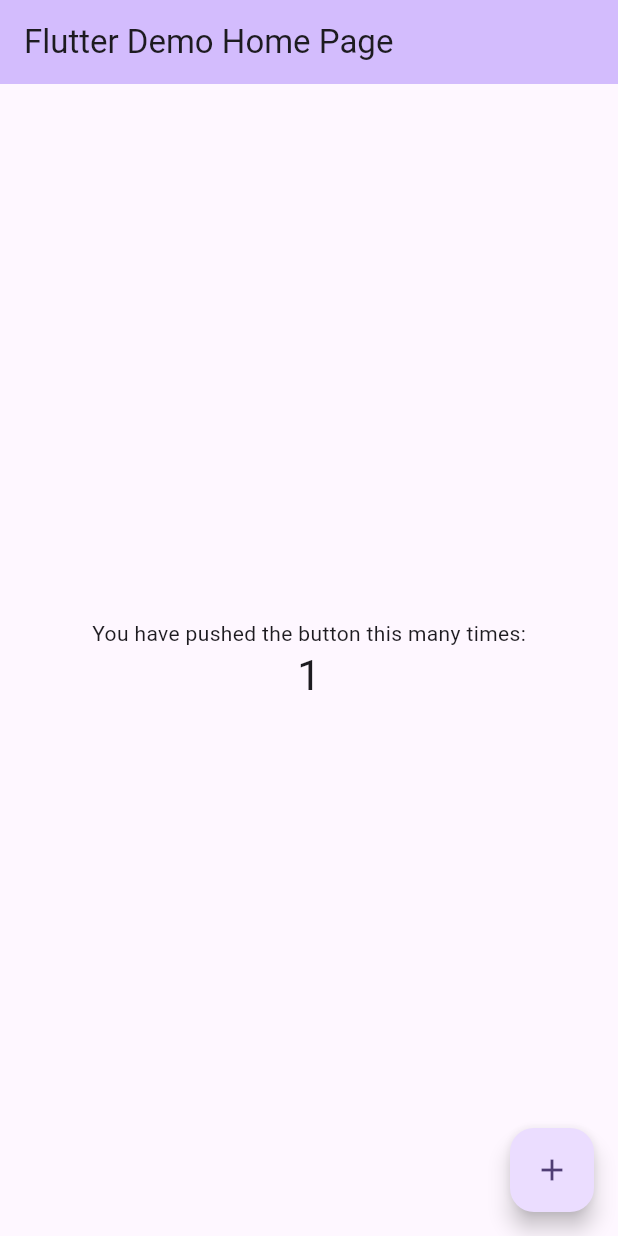
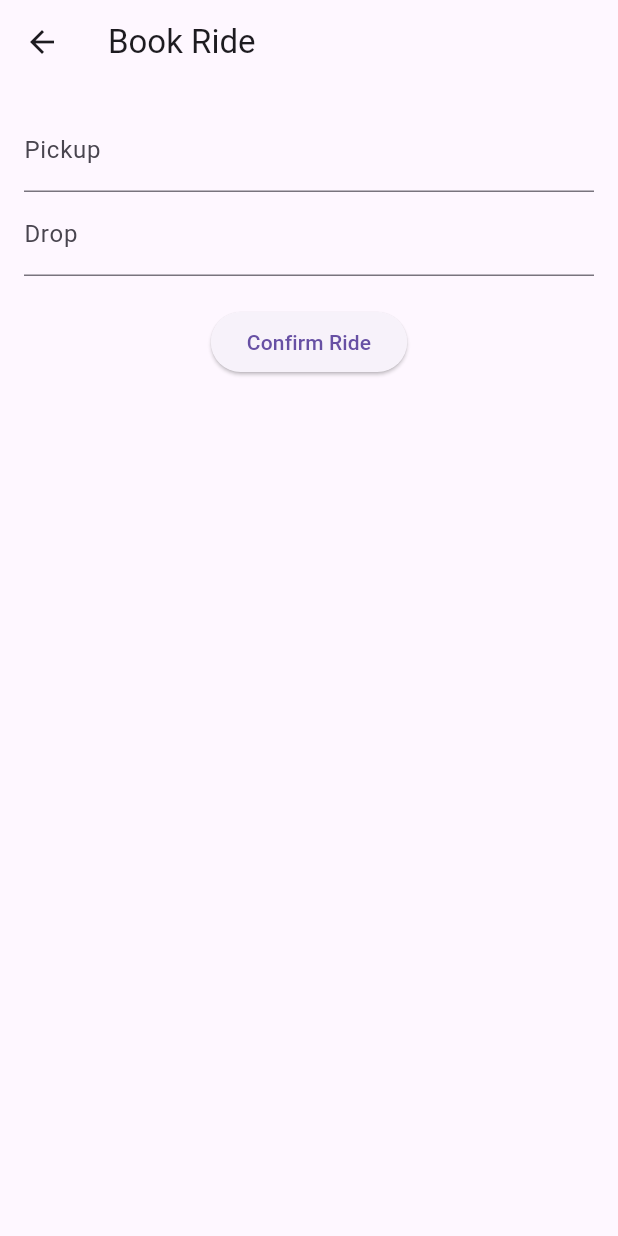
Before and after one commit to smvinay/smart_ride_app, a Flutter app: the screen it shows after launch, after a tap on the "add" icon, on a phone screen of 412 x 824 dp. Run offline on Flutter 3.47's test engine with Material 3 defaults, Android fonts, the phone set to English and light mode, and no system bars; our stand-ins replace flutter_riverpod, hive, hive_flutter; accounts and stored records are empty.

Commit message:
feat: add dashboard screen with live trip summary

```diff
--- a/lib/main.dart
+++ b/lib/main.dart
@@ -1,122 +1,28 @@
 import 'package:flutter/material.dart';
+import 'package:flutter_riverpod/flutter_riverpod.dart';
+import 'package:hive_flutter/hive_flutter.dart';
+import 'package:smart_ride_app/screens/dashboard_screen.dart';
 
-void main() {
-  runApp(const MyApp());
+import 'models/trip.dart';
+
+void main() async {
+  WidgetsFlutterBinding.ensureInitialized();
+
+  await Hive.initFlutter();
+  Hive.registerAdapter(TripAdapter());
+  await Hive.openBox<Trip>('trips');
+
+  runApp(const ProviderScope(child: MyApp()));
 }
 
 class MyApp extends StatelessWidget {
   const MyApp({super.key});
 
-  // This widget is the root of your application.
   @override
   Widget build(BuildContext context) {
-    return MaterialApp(
-      title: 'Flutter Demo',
-      theme: ThemeData(
-        // This is the theme of your application.
-        //
-        // TRY THIS: Try running your application with "flutter run". You'll see
-        // the application has a purple toolbar. Then, without quitting the app,
-        // try changing the seedColor in the colorScheme below to Colors.green
-        // and then invoke "hot reload" (save your changes or press the "hot
-        // reload" button in a Flutter-supported IDE, or press "r" if you used
-        // the command line to start the app).
-        //
-        // Notice that the counter didn't reset back to zero; the application
-        // state is not lost during the reload. To reset the state, use hot
-        // restart instead.
-        //
-        // This works for code too, not just values: Most code changes can be
-        // tested with just a hot reload.
-        colorScheme: .fromSeed(seedColor: Colors.deepPurple),
-      ),
-      home: const MyHomePage(title: 'Flutter Demo Home Page'),
+    return const MaterialApp(
+      debugShowCheckedModeBanner: false,
+      home: DashboardScreen(),
     );
   }
 }
-
-class MyHomePage extends StatefulWidget {
-  const MyHomePage({super.key, required this.title});
-
-  // This widget is the home page of your application. It is stateful, meaning
-  // that it has a State object (defined below) that contains fields that affect
-  // how it looks.
-
-  // This class is the configuration for the state. It holds the values (in this
-  // case the title) provided by the parent (in this case the App widget) and
-  // used by the build method of the State. Fields in a Widget subclass are
-  // always marked "final".
-
-  final String title;
-
-  @override
-  State<MyHomePage> createState() => _MyHomePageState();
-}
-
-class _MyHomePageState extends State<MyHomePage> {
-  int _counter = 0;
-
-  void _incrementCounter() {
-    setState(() {
-      // This call to setState tells the Flutter framework that something has
-      // changed in this State, which causes it to rerun the build method below
-      // so that the display can reflect the updated values. If we changed
-      // _counter without calling setState(), then the build method would not be
-      // called again, and so nothing would appear to happen.
-      _counter++;
-    });
-  }
-
-  @override
-  Widget build(BuildContext context) {
-    // This method is rerun every time setState is called, for instance as done
-    // by the _incrementCounter method above.
-    //
-    // The Flutter framework has been optimized to make rerunning build methods
-    // fast, so that you can just rebuild anything that needs updating rather
-    // than having to individually change instances of widgets.
-    return Scaffold(
-      appBar: AppBar(
-        // TRY THIS: Try changing the color here to a specific color (to
-        // Colors.amber, perhaps?) and trigger a hot reload to see the AppBar
-        // change color while the other colors stay the same.
-        backgroundColor: Theme.of(context).colorScheme.inversePrimary,
-        // Here we take the value from the MyHomePage object that was created by
-        // the App.build method, and use it to set our appbar title.
-        title: Text(widget.title),
-      ),
-      body: Center(
-        // Center is a layout widget. It takes a single child and positions it
-        // in the middle of the parent.
-        child: Column(
-          // Column is also a layout widget. It takes a list of children and
-          // arranges them vertically. By default, it sizes itself to fit its
-          // children horizontally, and tries to be as tall as its parent.
-          //
-          // Column has various properties to control how it sizes itself and
-          // how it positions its children. Here we use mainAxisAlignment to
-          // center the children vertically; the main axis here is the vertical
-          // axis because Columns are vertical (the cross axis would be
-          // horizontal).
-          //
-          // TRY THIS: Invoke "debug painting" (choose the "Toggle Debug Paint"
-          // action in the IDE, or press "p" in the console), to see the
-          // wireframe for each widget.
-          mainAxisAlignment: .center,
-          children: [
-            const Text('You have pushed the button this many times:'),
-            Text(
-              '$_counter',
-              style: Theme.of(context).textTheme.headlineMedium,
-            ),
-          ],
-        ),
-      ),
-      floatingActionButton: FloatingActionButton(
-        onPressed: _incrementCounter,
-        tooltip: 'Increment',
-        child: const Icon(Icons.add),
-      ),
-    );
-  }
-}
--- /dev/null
+++ b/lib/models/trip.dart
@@ -0,0 +1,37 @@
+import 'package:hive/hive.dart';
+
+part 'trip.g.dart';
+
+@HiveType(typeId: 1)
+class Trip extends HiveObject {
+  @HiveField(0)
+  String id;
+
+  @HiveField(1)
+  String pickup;
+
+  @HiveField(2)
+  String drop;
+
+  @HiveField(3)
+  String rideType;
+
+  @HiveField(4)
+  double fare;
+
+  @HiveField(5)
+  String status;
+
+  @HiveField(6)
+  DateTime dateTime;
+
+  Trip({
+    required this.id,
+    required this.pickup,
+    required this.drop,
+    required this.rideType,
+    required this.fare,
+    required this.status,
+    required this.dateTime,
+  });
+}
--- /dev/null
+++ b/lib/screens/add_trip_screen.dart
@@ -0,0 +1,43 @@
+import 'package:flutter/material.dart';
+import 'package:flutter_riverpod/flutter_riverpod.dart';
+import 'package:uuid/uuid.dart';
+import '../models/trip.dart';
+import '../state/trip_notifier.dart';
+
+class AddTripScreen extends ConsumerWidget {
+  final pickupCtrl = TextEditingController();
+  final dropCtrl = TextEditingController();
+
+  @override
+  Widget build(BuildContext context, WidgetRef ref) {
+    return Scaffold(
+      appBar: AppBar(title: const Text('Book Ride')),
+      body: Padding(
+        padding: const EdgeInsets.all(16),
+        child: Column(
+          children: [
+            TextField(controller: pickupCtrl, decoration: const InputDecoration(labelText: 'Pickup')),
+            TextField(controller: dropCtrl, decoration: const InputDecoration(labelText: 'Drop')),
+            const SizedBox(height: 20),
+            ElevatedButton(
+              onPressed: () {
+                final trip = Trip(
+                  id: const Uuid().v4(),
+                  pickup: pickupCtrl.text,
+                  drop: dropCtrl.text,
+                  rideType: 'Mini',
+                  fare: 120,
+                  status: 'Requested',
+                  dateTime: DateTime.now(),
+                );
+                ref.read(tripProvider.notifier).addTrip(trip);
+                Navigator.pop(context);
+              },
+              child: const Text('Confirm Ride'),
+            )
+          ],
+        ),
+      ),
+    );
+  }
+}
--- /dev/null
+++ b/lib/screens/dashboard_screen.dart
@@ -0,0 +1,88 @@
+import 'package:flutter/material.dart';
+import 'package:flutter_riverpod/flutter_riverpod.dart';
+import '../state/dashboard_provider.dart';
+import '../state/trip_notifier.dart';
+import 'add_trip_screen.dart';
+
+class DashboardScreen extends ConsumerWidget {
+  const DashboardScreen({super.key});
+
+  @override
+  Widget build(BuildContext context, WidgetRef ref) {
+    final dashboard = ref.watch(dashboardProvider);
+    final trips = ref.watch(tripProvider);
+
+    return Scaffold(
+      appBar: AppBar(
+        title: const Text('Smart Ride Dashboard'),
+      ),
+      floatingActionButton: FloatingActionButton(
+        child: const Icon(Icons.add),
+        onPressed: () {
+          Navigator.push(
+            context,
+            MaterialPageRoute(builder: (_) => AddTripScreen()),
+          );
+        },
+      ),
+      body: Padding(
+        padding: const EdgeInsets.all(16),
+        child: Column(
+          crossAxisAlignment: CrossAxisAlignment.start,
+          children: [
+            _summaryCard(
+              title: 'Total Trips',
+              value: dashboard['totalTrips'].toString(),
+              icon: Icons.directions_car,
+            ),
+            _summaryCard(
+              title: 'Total Spent',
+              value: '₹${dashboard['totalSpent']}',
+              icon: Icons.currency_rupee,
+            ),
+            const SizedBox(height: 16),
+            const Text(
+              'Recent Trips',
+              style: TextStyle(fontSize: 18, fontWeight: FontWeight.bold),
+            ),
+            const SizedBox(height: 8),
+            Expanded(
+              child: trips.isEmpty
+                  ? const Center(child: Text('No trips yet'))
+                  : ListView.builder(
+                itemCount: trips.length,
+                itemBuilder: (context, index) {
+                  final trip = trips.reversed.toList()[index];
+                  return ListTile(
+                    leading: const Icon(Icons.location_on),
+                    title: Text('${trip.pickup} → ${trip.drop}'),
+                    subtitle: Text(trip.status),
+                    trailing: Text('₹${trip.fare}'),
+                  );
+                },
+              ),
+            ),
+          ],
+        ),
+      ),
+    );
+  }
+
+  Widget _summaryCard({
+    required String title,
+    required String value,
+    required IconData icon,
+  }) {
+    return Card(
+      margin: const EdgeInsets.only(bottom: 12),
+      child: ListTile(
+        leading: Icon(icon, size: 32),
+        title: Text(title),
+        trailing: Text(
+          value,
+          style: const TextStyle(fontSize: 18, fontWeight: FontWeight.bold),
+        ),
+      ),
+    );
+  }
+}
--- /dev/null
+++ b/lib/state/dashboard_provider.dart
@@ -0,0 +1,21 @@
+import 'package:flutter_riverpod/flutter_riverpod.dart';
+import '../models/trip.dart';
+import 'trip_notifier.dart';
+
+final dashboardProvider = Provider((ref) {
+  final trips = ref.watch(tripProvider);
+
+  final completed = trips.where((t) => t.status == 'Completed');
+
+  return {
+    'totalTrips': completed.length,
+    'totalSpent': completed.fold<double>(
+        0, (sum, t) => sum + t.fare),
+    'byType': {
+      'Mini': completed.where((t) => t.rideType == 'Mini').length,
+      'Sedan': completed.where((t) => t.rideType == 'Sedan').length,
+      'Auto': completed.where((t) => t.rideType == 'Auto').length,
+      'Bike': completed.where((t) => t.rideType == 'Bike').length,
+    }
+  };
+});
--- /dev/null
+++ b/lib/state/trip_notifier.dart
@@ -0,0 +1,44 @@
+import 'dart:async';
+import 'package:flutter_riverpod/flutter_riverpod.dart';
+import 'package:hive/hive.dart';
+import '../models/trip.dart';
+
+final tripProvider =
+StateNotifierProvider<TripNotifier, List<Trip>>(
+        (ref) => TripNotifier());
+
+class TripNotifier extends StateNotifier<List<Trip>> {
+  final box = Hive.box<Trip>('trips');
+
+  TripNotifier() : super([]) {
+    loadTrips();
+  }
+
+  void loadTrips() {
+    state = box.values.toList();
+  }
+
+  void addTrip(Trip trip) {
+    box.put(trip.id, trip);
+    state = [...state, trip];
+    _simulateRide(trip);
+  }
+
+  void updateStatus(String id, String status) {
+    final trip = box.get(id);
+    if (trip != null) {
+      trip.status = status;
+      trip.save();
+      state = [...state];
+    }
+  }
+
+  void _simulateRide(Trip trip) {
+    Timer(const Duration(seconds: 3),
+            () => updateStatus(trip.id, 'Driver Assigned'));
+    Timer(const Duration(seconds: 6),
+            () => updateStatus(trip.id, 'Ride Started'));
+    Timer(const Duration(seconds: 10),
+            () => updateStatus(trip.id, 'Completed'));
+  }
+}
```
Also changed, not shown: lib/models/trip.g.dart (added), 2 other files.
